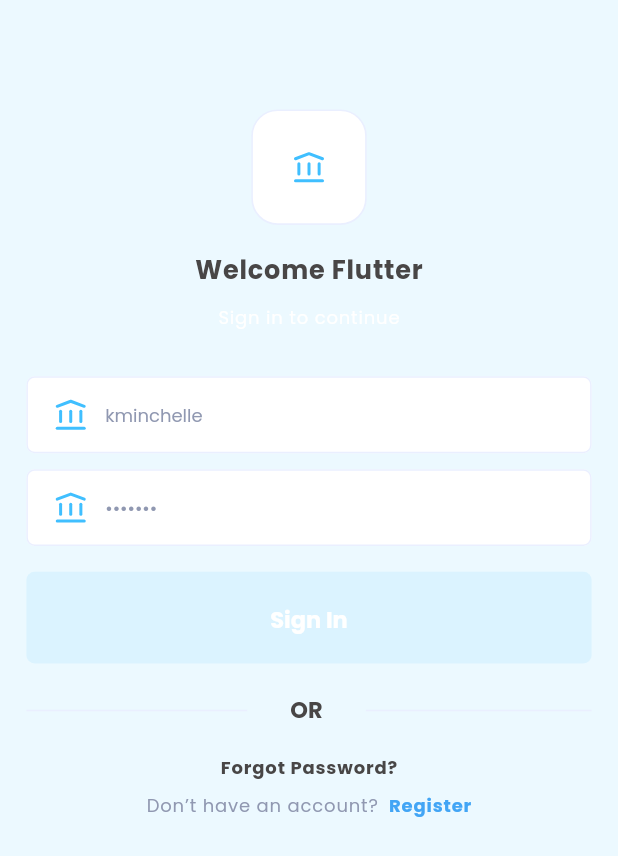
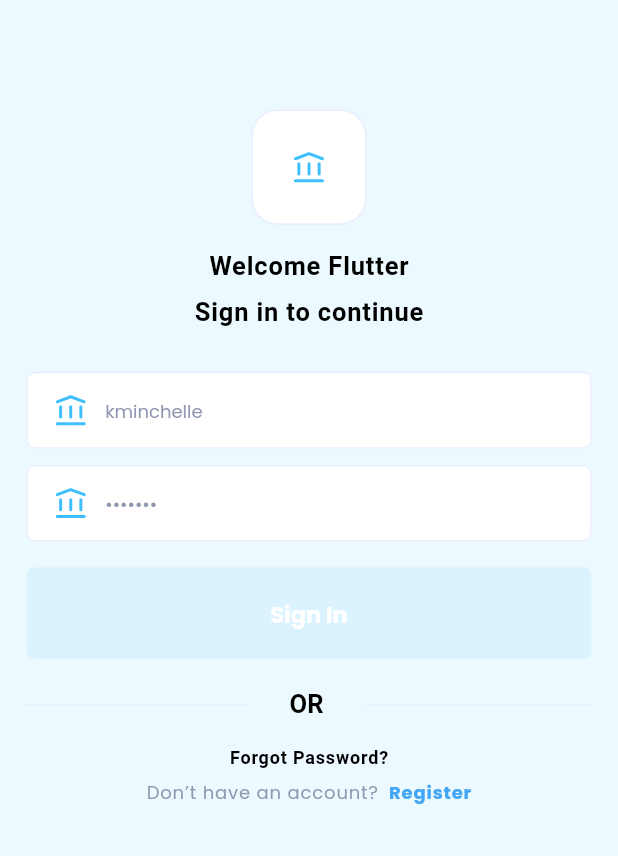
Before and after one commit to vipinmtvipin/flutter_getX_clean_architecture, a Flutter app: the screen it shows after launch, on a phone screen of 412 x 824 dp. Shown: the top 856 px of the screen. Run offline on Flutter 3.47's test engine with Material 2 defaults, Android fonts, the phone set to English and light mode, and no system bars; our stand-ins replace cached_network_image, connectivity_plus, device_info_plus, dio, flutter_spinkit, flutter_svg and 4 more; Roboto replaces fonts that are missing (GlacialIndifference).

Commit message:
Code clean up and utility calss updates

```diff
--- /dev/null
+++ b/lib/core/constants/string_constants.dart
@@ -0,0 +1,24 @@
+
+/// for handling the static string values
+class AppStrings {
+  AppStrings._();
+
+  static const appName = "Meralco";
+
+  static const String baseUrl = 'baseUrl';
+  static const String apikey = 'apikey';
+  static const String firebaseKey = 'firebaseKey';
+  static const String fontName = 'GlacialIndifference';
+
+  static const noNetwork = "No Network";
+  static const serverError = "Could not connect to Server";
+  static const noDataFound = "No data Found";
+  static const inr = "₹";
+  static const pleaseWait = "Please Wait...";
+  static const welcomeToMeralcoOnline = "Welcome to Meralco Online";
+  static const loginToYourAccount = "Log in to your account";
+  static const dontHaveAnAccount = "Don’t have an account?";
+  static const createAccount = "Create Account";
+  static const continueAsGuest = "Continue as Guest";
+  static const loginButtonText = "Log in";
+}
--- a/lib/core/theme/app_style.dart
+++ /dev/null
@@ -1,123 +0,0 @@
-import 'package:flutter/material.dart';
-
-import 'color_constant.dart';
-import '../utils/size_utils.dart';
-
-
-class AppStyle {
-
-  static TextStyle txtPoppinsBold16 = TextStyle(
-    color: AppColors.fontColor,
-    fontSize: getFontSize(
-      16,
-    ),
-    fontFamily: 'Poppins',
-    fontWeight: FontWeight.w700,
-  );
-
-
-  static TextStyle txtPoppinsBold20Lightblue = TextStyle(
-    color: AppColors.lightBlue,
-    fontSize: getFontSize(
-      20,
-    ),
-    fontFamily: 'Poppins',
-    fontWeight: FontWeight.w700,
-  );
-
-
-  static TextStyle txtPoppinsBold10 = TextStyle(
-    color: AppColors.pink,
-    fontSize: getFontSize(
-      10,
-    ),
-    fontFamily: 'Poppins',
-    fontWeight: FontWeight.w700,
-  );
-
-  static TextStyle txtPoppinsBold12 = TextStyle(
-    color: AppColors.fontColor,
-    fontSize: getFontSize(
-      12,
-    ),
-    fontFamily: 'Poppins',
-    fontWeight: FontWeight.w700,
-  );
-
-  static TextStyle txtPoppinsRegular12White = TextStyle(
-    color: AppColors.white,
-    fontSize: getFontSize(
-      12,
-    ),
-    fontFamily: 'Poppins',
-    fontWeight: FontWeight.w400,
-  );
-
-  static TextStyle txtPoppinsBold14 = TextStyle(
-    color: AppColors.fontColor,
-    fontSize: getFontSize(
-      14,
-    ),
-    fontFamily: 'Poppins',
-    fontWeight: FontWeight.w700,
-  );
-
-
-
-  static TextStyle txtPoppinsRegular10 = TextStyle(
-    color: AppColors.fontColor,
-    fontSize: getFontSize(
-      10,
-    ),
-    fontFamily: 'Poppins',
-    fontWeight: FontWeight.w400,
-  );
-
-  static TextStyle txtPoppinsRegular12 = TextStyle(
-    color: AppColors.white,
-    fontSize: getFontSize(
-      12,
-    ),
-    fontFamily: 'Poppins',
-    fontWeight: FontWeight.w400,
-  );
-
-  static TextStyle txtRobotoRegular20 = TextStyle(
-    color: AppColors.fontColor,
-    fontSize: getFontSize(
-      20,
-    ),
-    fontFamily: 'Roboto',
-    fontWeight: FontWeight.w400,
-  );
-
-
-
-  static TextStyle txtPoppinsBold10White= TextStyle(
-    color: AppColors.white,
-    fontSize: getFontSize(
-      10,
-    ),
-    fontFamily: 'Poppins',
-    fontWeight: FontWeight.w700,
-  );
-
-
-  static TextStyle txtPoppinsBold14White = TextStyle(
-    color: AppColors.white,
-    fontSize: getFontSize(
-      14,
-    ),
-    fontFamily: 'Poppins',
-    fontWeight: FontWeight.w700,
-  );
-
-  static TextStyle txtRobotoRegular16 = TextStyle(
-    color: AppColors.fontColor,
-    fontSize: getFontSize(
-      16,
-    ),
-    fontFamily: 'Roboto',
-    fontWeight: FontWeight.w400,
-  );
-}
--- a/lib/core/theme/app_text_style.dart
+++ b/lib/core/theme/app_text_style.dart
@@ -1,17 +1,18 @@
 import 'package:flutter/material.dart';
 
+import '../constants/string_constants.dart';
 import '../utils/size_utils.dart';
 import 'color_constant.dart';
 
+/// generic Text style class,
+/// we can define our text variables based on our use cases
 class AppTextStyle {
-
-
   static TextStyle txtBold10 = TextStyle(
     color: AppColors.black,
     fontSize: getFontSize(
       10,
     ),
-    fontFamily: 'GlacialIndifference',
+    fontFamily: AppStrings.fontName,
     fontWeight: FontWeight.w700,
   );
 
@@ -20,17 +21,16 @@ class AppTextStyle {
     fontSize: getFontSize(
       12,
     ),
-    fontFamily: 'GlacialIndifference',
+    fontFamily: AppStrings.fontName,
     fontWeight: FontWeight.w700,
   );
-
 
   static TextStyle txtBold14 = TextStyle(
     color: AppColors.black,
     fontSize: getFontSize(
       14,
     ),
-    fontFamily: 'GlacialIndifference',
+    fontFamily: AppStrings.fontName,
     fontWeight: FontWeight.w700,
   );
 
@@ -39,24 +39,23 @@ class AppTextStyle {
     fontSize: getFontSize(
       16,
     ),
-    fontFamily: 'GlacialIndifference',
+    fontFamily: AppStrings.fontName,
     fontWeight: FontWeight.w700,
   );
-
 
   static TextStyle txt10 = TextStyle(
     color: AppColors.black,
     fontSize: getFontSize(
       10,
     ),
-    fontFamily: 'GlacialIndifference',
+    fontFamily: AppStrings.fontName,
   );
   static TextStyle txt12 = TextStyle(
     color: AppColors.black,
     fontSize: getFontSize(
       12,
     ),
-    fontFamily: 'GlacialIndifference',
+    fontFamily: AppStrings.fontName,
   );
 
   static TextStyle txt14 = TextStyle(
@@ -64,24 +63,22 @@ class AppTextStyle {
     fontSize: getFontSize(
       14,
     ),
-    fontFamily: 'GlacialIndifference',
+    fontFamily: AppStrings.fontName,
   );
   static TextStyle txt16 = TextStyle(
     color: AppColors.black,
     fontSize: getFontSize(
       16,
     ),
-    fontFamily: 'GlacialIndifference',
+    fontFamily: AppStrings.fontName,
   );
-
-
 
   static TextStyle txtMainColorBold20 = TextStyle(
     color: AppColors.mainColor,
     fontSize: getFontSize(
       20,
     ),
-    fontFamily: 'GlacialIndifference',
+    fontFamily: AppStrings.fontName,
     fontWeight: FontWeight.w700,
   );
 
@@ -91,16 +88,15 @@ class AppTextStyle {
       12,
     ),
     fontWeight: FontWeight.w700,
-    fontFamily: 'GlacialIndifference',
+    fontFamily: AppStrings.fontName,
   );
-
 
   static TextStyle txtWhite14 = TextStyle(
     color: AppColors.white,
     fontSize: getFontSize(
       14,
     ),
-    fontFamily: 'GlacialIndifference',
+    fontFamily: AppStrings.fontName,
   );
 
   static TextStyle txtBoldWhite12 = TextStyle(
@@ -108,7 +104,7 @@ class AppTextStyle {
     fontSize: getFontSize(
       12,
     ),
-    fontFamily: 'GlacialIndifference',
+    fontFamily: AppStrings.fontName,
     fontWeight: FontWeight.w700,
   );
 
@@ -117,7 +113,7 @@ class AppTextStyle {
     fontSize: getFontSize(
       14,
     ),
-    fontFamily: 'GlacialIndifference',
+    fontFamily: AppStrings.fontName,
     fontWeight: FontWeight.w700,
   );
   static TextStyle txtBoldWhite16 = TextStyle(
@@ -125,7 +121,16 @@ class AppTextStyle {
     fontSize: getFontSize(
       16,
     ),
-    fontFamily: 'GlacialIndifference',
+    fontFamily: AppStrings.fontName,
+    fontWeight: FontWeight.w700,
+  );
+
+  static TextStyle txtBoldWhite22 = TextStyle(
+    color: AppColors.white,
+    fontSize: getFontSize(
+      22,
+    ),
+    fontFamily: AppStrings.fontName,
     fontWeight: FontWeight.w700,
   );
 
@@ -134,7 +139,7 @@ class AppTextStyle {
     fontSize: getFontSize(
       20,
     ),
-    fontFamily: 'GlacialIndifference',
+    fontFamily: AppStrings.fontName,
     fontWeight: FontWeight.w700,
   );
 
@@ -143,8 +148,7 @@ class AppTextStyle {
     fontSize: getFontSize(
       24,
     ),
-    fontFamily: 'GlacialIndifference',
+    fontFamily: AppStrings.fontName,
     fontWeight: FontWeight.w700,
   );
-
 }
--- a/lib/core/theme/color_constant.dart
+++ b/lib/core/theme/color_constant.dart
@@ -43,7 +43,5 @@ class AppColors {
   static Color indigo = HexColor('#223263');
   static Color pink = HexColor('#fb7181');
 
-  static const mainColorInt = 0xFF171E90;
-  static const secondaryColorInt = 0xFF01B4BC;
 
 }
--- a/lib/core/theme/values/dimensions.dart
+++ b/lib/core/theme/values/dimensions.dart
@@ -1,17 +1,16 @@
-
-
 import 'package:flutter/foundation.dart';
 
+/// To set the common device values
 class Dimensions {
+  static const double webX = 15.0;
+  static const double mobileX = 10.0;
 
-  static const appTopMargin10 =  kIsWeb ? 15.0 : 10.0;
-  static const appBottomMargin10  = kIsWeb ? 15.0 : 10.0;
-  static const appLeftMargin10  = kIsWeb ? 15.0 : 10.0;
-  static const appRightMargin10  = kIsWeb ? 15.0 : 10.0;
-  static const appAllMargin10 =  kIsWeb ? 15.0 : 10.0;
+  static const appTopMargin10 = kIsWeb ? webX : mobileX;
+  static const appBottomMargin10 = kIsWeb ? webX : mobileX;
+  static const appLeftMargin10 = kIsWeb ? webX : mobileX;
+  static const appRightMargin10 = kIsWeb ? webX : mobileX;
+  static const appAllMargin10 = kIsWeb ? webX : mobileX;
 
-  static const appWidgetGap10  = kIsWeb ? 13.0 : 10.0;
-  static const appWidgetGap15  = kIsWeb ? 18.0 : 15.0;
-
-
+  static const appWidgetGap10 = kIsWeb ? 13.0 : 10.0;
+  static const appWidgetGap15 = kIsWeb ? 18.0 : 15.0;
 }
--- a/lib/core/theme/values/gradients.dart
+++ b/lib/core/theme/values/gradients.dart
@@ -9,8 +9,8 @@ class Gradients {
       begin: Alignment.topCenter,
       end: Alignment.bottomCenter,
       colors: [
-        Color(AppColors.mainColorInt),
-        Color(AppColors.secondaryColorInt),
+        AppColors.mainColor,
+        AppColors.secondaryColor,
       ]);
 
 
--- a/lib/core/utils/resource_string.dart
+++ b/lib/core/utils/resource_string.dart
@@ -11,7 +11,7 @@ class ResourceString {
 
   static Future<void> init() async {
     // Load the language JSON file from the "lang" folder
-    String jsonString = await rootBundle.loadString('assets/textstrings/strings.json');
+    String jsonString = await rootBundle.loadString('assets/texts/strings.json');
     Map<String, dynamic> jsonMap = json.decode(jsonString);
     _localizedStrings = jsonMap.map((key, value) {
       return MapEntry(key, value.toString());
--- a/lib/main.dart
+++ b/lib/main.dart
@@ -3,7 +3,7 @@ import 'dart:io';
 import 'package:flutter/foundation.dart';
 import 'package:flutter/material.dart';
 import 'package:flutter/services.dart';
-import 'package:flutter_native_splash/flutter_native_splash.dart';
+
 import 'package:get/get.dart';
 import 'package:get_storage/get_storage.dart';
 
@@ -17,12 +17,9 @@ import 'core/utils/logger.dart';
 import 'core/utils/resource_string.dart';
 
 void main() async {
+  WidgetsFlutterBinding.ensureInitialized();
 
-  WidgetsBinding widgetsBinding = WidgetsFlutterBinding.ensureInitialized();
-  WidgetsFlutterBinding.ensureInitialized();
-  FlutterNativeSplash.preserve(widgetsBinding: widgetsBinding);
-
-  const env =  String.fromEnvironment("ENVIRONMENT", defaultValue: "production");
+  const env = String.fromEnvironment("ENVIRONMENT", defaultValue: "production");
   Logger.log("ENVIRONMENT", "<<<<-- $env -->>>>");
 
 
@@ -35,8 +32,6 @@ void main() async {
     Logger.init(kReleaseMode ? LogMode.live : LogMode.debug);
     runApp(MyApp());
   });
-
-  FlutterNativeSplash.remove();
 }
 
 
--- a/lib/presentation/base_controller.dart
+++ b/lib/presentation/base_controller.dart
@@ -3,7 +3,9 @@ import 'package:flutter_spinkit/flutter_spinkit.dart';
 
 import 'package:fluttertoast/fluttertoast.dart';
 import 'package:get/get.dart';
-import 'package:getx_clean_template_vip/core/theme/app_style.dart';
+
+import '../core/theme/app_text_style.dart';
+
 
 
 class BaseController extends GetxController {
@@ -11,19 +13,15 @@ class BaseController extends GetxController {
   var isLoading = false.obs;
 
   void showLoadingDialoge() {
-     Future.delayed(Duration.zero, ()
-       {
-      if(!isLoading.value) {
-        Get.defaultDialog(
-          title: "",
-          backgroundColor: Colors.transparent,
-          content: spinkitloader,
-          onWillPop: () async => false,
-          barrierDismissible: false,);
+    Future.delayed(Duration.zero, () {
+      if (!isLoading.value) {
+        Get.dialog(
+          progressLoader,
+          barrierDismissible: false,
+        );
       }
-          isLoading(true);
+      isLoading(true);
     });
-
   }
 
 
@@ -35,7 +33,7 @@ class BaseController extends GetxController {
   }
 
 
-  static final loader =  WillPopScope(
+  static final progressLoader =  WillPopScope(
     // device back arrow press time did not hide the dialog
       onWillPop: () async => false,
       child:  spinkitloader,);
@@ -55,7 +53,7 @@ class BaseController extends GetxController {
 
         const SizedBox(height: 13.0,),
 
-        Text('Please Wait...', style: AppStyle.txtPoppinsBold20Lightblue),
+        Text('Please Wait...', style: AppTextStyle.txtBold12),
 
       ],
     ),
--- a/lib/presentation/common_widgets/appbar/appbar_title.dart
+++ b/lib/presentation/common_widgets/appbar/appbar_title.dart
@@ -1,6 +1,7 @@
 import 'package:flutter/material.dart';
+import 'package:getx_clean_template_vip/core/theme/app_text_style.dart';
 
-import '../../../core/theme/app_style.dart';
+
 import '../../../core/theme/color_constant.dart';
 import '../../../core/utils/size_utils.dart';
 
@@ -27,7 +28,7 @@ class AppbarTitle extends StatelessWidget {
           text,
           overflow: TextOverflow.ellipsis,
           textAlign: TextAlign.left,
-          style: AppStyle.txtPoppinsBold16.copyWith(
+          style: AppTextStyle.txtBold16.copyWith(
             letterSpacing: getHorizontalSize(
               0.5,
             ),
--- a/lib/presentation/home_screen/home_screen.dart
+++ b/lib/presentation/home_screen/home_screen.dart
@@ -1,11 +1,10 @@
 import 'package:get/get.dart';
 import 'package:get/get_state_manager/src/simple/get_view.dart';
 import 'package:get/get_utils/src/extensions/internacionalization.dart';
-import 'package:getx_clean_template_vip/core/extensions/text_extension.dart';
-import 'package:getx_clean_template_vip/presentation/common_widgets/common_button_gradian.dart';
 import 'package:getx_clean_template_vip/presentation/home_screen/controller/home_controller.dart';
 
-import '../../core/theme/app_style.dart';
+
+import '../../core/theme/app_text_style.dart';
 import '../../core/theme/color_constant.dart';
 
 import '../../core/utils/image_constant.dart';
@@ -83,7 +82,7 @@ class HomeScreen extends GetWidget<HomeController> {
                         child: Text("msg_welcome".tr,
                             overflow: TextOverflow.ellipsis,
                             textAlign: TextAlign.left,
-                            style: AppStyle.txtPoppinsBold12.copyWith(
+                            style: AppTextStyle.txtBold16.copyWith(
                                 letterSpacing: getHorizontalSize(0.5))),
                       ),
                       const SizedBox(
@@ -94,7 +93,7 @@ class HomeScreen extends GetWidget<HomeController> {
                         padding: const EdgeInsets.all(8.0),
                         child: Text("Your Token \n ${controller.token}",
                             textAlign: TextAlign.center,
-                            style: AppStyle.txtPoppinsBold10),
+                            style: AppTextStyle.txtBold16),
                       )),
                       const Padding(
                         padding: EdgeInsets.all(8.0),
--- a/lib/presentation/login_screen/login_screen.dart
+++ b/lib/presentation/login_screen/login_screen.dart
@@ -1,9 +1,6 @@
 import 'package:get/get.dart';
 
-import '../../core/routes/app_routes.dart';
-import '../../core/routes/navigation_args.dart';
-
-import '../../core/theme/app_style.dart';
+import '../../core/theme/app_text_style.dart';
 import '../../core/theme/color_constant.dart';
 import '../../core/utils/common_util.dart';
 import '../../core/utils/image_constant.dart';
@@ -64,14 +61,14 @@ class LoginScreen extends GetWidget<LoginController> {
                           child: Text("msg_welcome".tr,
                               overflow: TextOverflow.ellipsis,
                               textAlign: TextAlign.left,
-                              style: AppStyle.txtPoppinsBold16.copyWith(
+                              style: AppTextStyle.txtBold16.copyWith(
                                   letterSpacing: getHorizontalSize(0.5)))),
                       Padding(
                           padding: getPadding(top: 10),
                           child: Text("msg_sign_in_to_cont".tr,
                               overflow: TextOverflow.ellipsis,
                               textAlign: TextAlign.left,
-                              style: AppStyle.txtPoppinsRegular12.copyWith(
+                              style: AppTextStyle.txtBold16.copyWith(
                                   letterSpacing: getHorizontalSize(0.5)))),
                       CustomTextFormField(
                           focusNode: FocusNode(),
@@ -127,7 +124,7 @@ class LoginScreen extends GetWidget<LoginController> {
                                 Text("lbl_or".tr,
                                     overflow: TextOverflow.ellipsis,
                                     textAlign: TextAlign.left,
-                                    style: AppStyle.txtPoppinsBold14.copyWith(
+                                    style: AppTextStyle.txtBold16.copyWith(
                                         letterSpacing:
                                             getHorizontalSize(0.07))),
                                 Padding(
@@ -144,7 +141,7 @@ class LoginScreen extends GetWidget<LoginController> {
                           child: Text("msg_forgot_password".tr,
                               overflow: TextOverflow.ellipsis,
                               textAlign: TextAlign.left,
-                              style: AppStyle.txtPoppinsBold12.copyWith(
+                              style: AppTextStyle.txtBold12.copyWith(
                                   letterSpacing: getHorizontalSize(0.5)))),
                       GestureDetector(
                           onTap: () {
@@ -216,14 +213,14 @@ class LoginScreen extends GetWidget<LoginController> {
                 child: Text("msg_welcome".tr,
                     overflow: TextOverflow.ellipsis,
                     textAlign: TextAlign.left,
-                    style: AppStyle.txtPoppinsBold16
+                    style: AppTextStyle.txtBold16
                         .copyWith(letterSpacing: getHorizontalSize(0.5)))),
             Padding(
                 padding: getPadding(top: 10),
                 child: Text("msg_sign_in_to_cont".tr,
                     overflow: TextOverflow.ellipsis,
                     textAlign: TextAlign.left,
-                    style: AppStyle.txtPoppinsRegular12
+                    style: AppTextStyle.txtBold16
                         .copyWith(letterSpacing: getHorizontalSize(0.5)))),
             CustomTextFormField(
                 focusNode: FocusNode(),
@@ -274,7 +271,7 @@ class LoginScreen extends GetWidget<LoginController> {
                       Text("lbl_or".tr,
                           overflow: TextOverflow.ellipsis,
                           textAlign: TextAlign.left,
-                          style: AppStyle.txtPoppinsBold14.copyWith(
+                          style: AppTextStyle.txtBold16.copyWith(
                               letterSpacing: getHorizontalSize(0.07))),
                       Padding(
                           padding: getPadding(top: 10, bottom: 9),
@@ -290,7 +287,7 @@ class LoginScreen extends GetWidget<LoginController> {
                 child: Text("msg_forgot_password".tr,
                     overflow: TextOverflow.ellipsis,
                     textAlign: TextAlign.left,
-                    style: AppStyle.txtPoppinsBold12
+                    style: AppTextStyle.txtBold16
                         .copyWith(letterSpacing: getHorizontalSize(0.5)))),
             GestureDetector(
                 onTap: () {
--- a/pubspec.yaml
+++ b/pubspec.yaml
@@ -25,7 +25,6 @@ dependencies:
   cached_network_image: ^3.2.3
   connectivity_plus: ^4.0.1
   permission_handler: ^10.0.0
-  flutter_native_splash: ^2.3.1
   cupertino_icons: ^1.0.2
 
 dev_dependencies:
```
Also changed, not shown: pubspec.lock.
